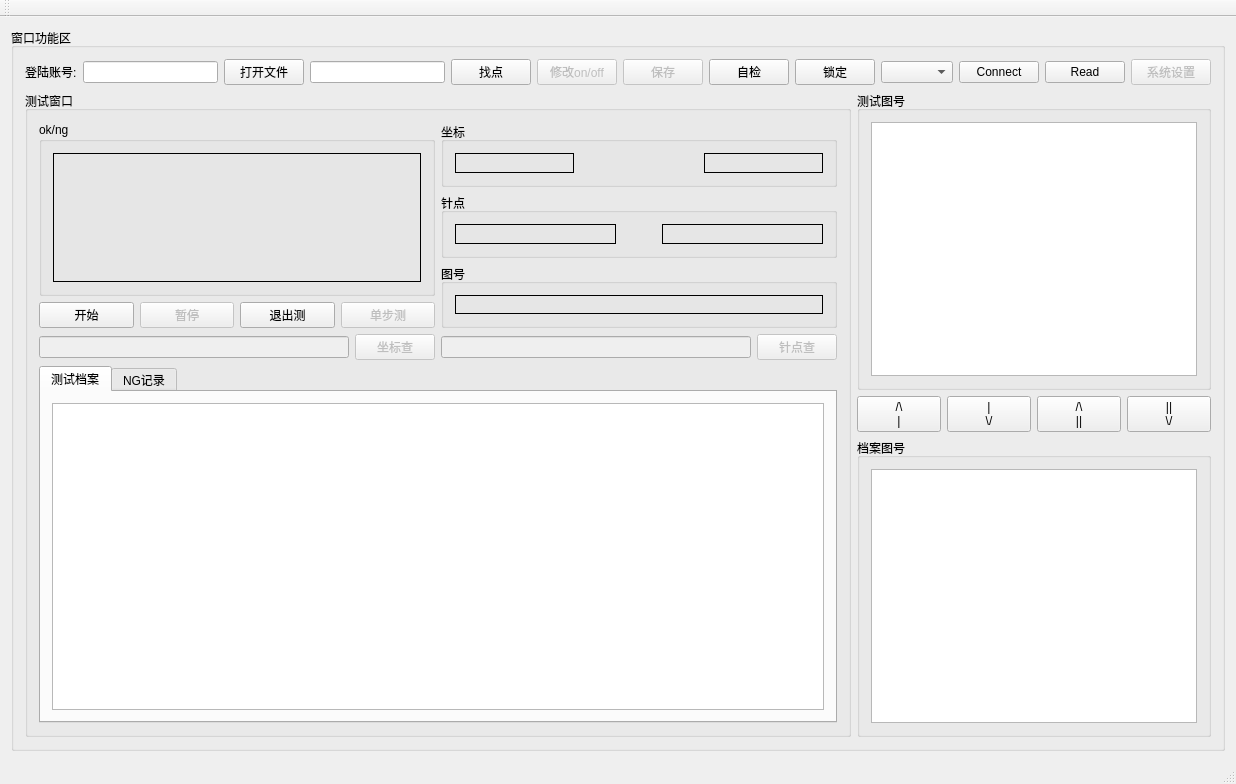
wymdrose/QIOTEST, file QIoTest/qiotest.ui: the form before one commit.
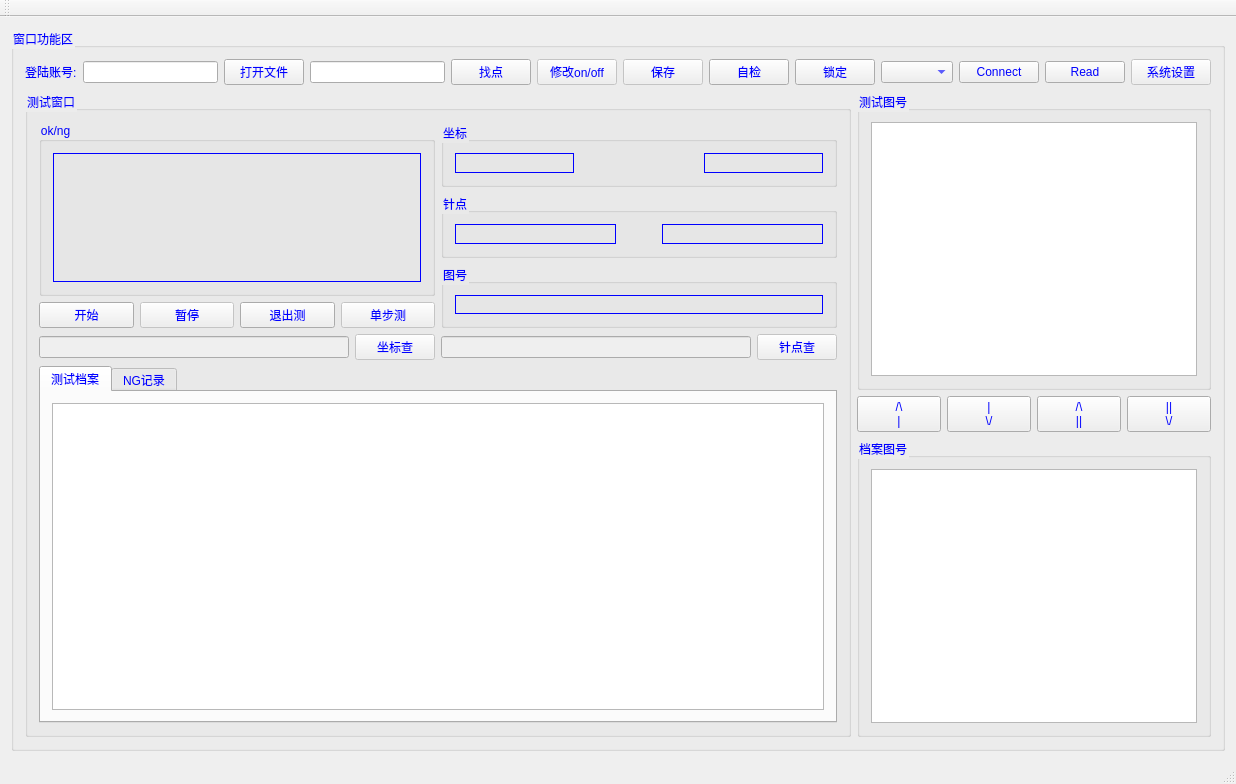
The form after the commit. Icons and pictures are not drawn.

Commit message: feat: add colors.

Patch:
```diff
--- a/QIoTest/qiotest.ui
+++ b/QIoTest/qiotest.ui
@@ -22,6 +22,9 @@
      <layout class="QGridLayout" name="gridLayout">
       <item row="0" column="0">
        <widget class="QGroupBox" name="groupBox">
+        <property name="styleSheet">
+         <string notr="true">color: rgb(0, 0, 255);</string>
+        </property>
         <property name="title">
          <string>窗口功能区</string>
         </property>
@@ -46,6 +49,9 @@
                        <layout class="QVBoxLayout" name="verticalLayout_2">
                         <item>
                          <widget class="QGroupBox" name="groupBox_4">
+                          <property name="styleSheet">
+                           <string notr="true">color: rgb(0, 0, 255);</string>
+                          </property>
                           <property name="title">
                            <string>ok/ng</string>
                           </property>
@@ -131,6 +137,9 @@
                        <layout class="QVBoxLayout" name="verticalLayout">
                         <item>
                          <widget class="QGroupBox" name="groupBox_5">
+                          <property name="styleSheet">
+                           <string notr="true">color: rgb(0, 0, 255);</string>
+                          </property>
                           <property name="title">
                            <string>坐标</string>
                           </property>
@@ -174,6 +183,9 @@
                         </item>
                         <item>
                          <widget class="QGroupBox" name="groupBox_6">
+                          <property name="styleSheet">
+                           <string notr="true">color: rgb(0, 0, 255);</string>
+                          </property>
                           <property name="title">
                            <string>针点</string>
                           </property>
@@ -223,6 +235,9 @@
                         </item>
                         <item>
                          <widget class="QGroupBox" name="groupBox_7">
+                          <property name="styleSheet">
+                           <string notr="true">color: rgb(0, 0, 255);</string>
+                          </property>
                           <property name="title">
                            <string>图号</string>
                           </property>
@@ -286,6 +301,9 @@
                   </item>
                   <item row="1" column="0">
                    <widget class="QTabWidget" name="tabWidget">
+                    <property name="styleSheet">
+                     <string notr="true">color: rgb(0, 0, 255);</string>
+                    </property>
                     <property name="currentIndex">
                      <number>0</number>
                     </property>
@@ -376,6 +394,9 @@
                </item>
                <item row="0" column="0">
                 <widget class="QGroupBox" name="groupBox_3">
+                 <property name="styleSheet">
+                  <string notr="true">color: rgb(0, 0, 255);</string>
+                 </property>
                  <property name="title">
                   <string>测试图号</string>
                  </property>
@@ -388,6 +409,9 @@
                </item>
                <item row="2" column="0">
                 <widget class="QGroupBox" name="groupBox_8">
+                 <property name="styleSheet">
+                  <string notr="true">color: rgb(0, 0, 255);</string>
+                 </property>
                  <property name="title">
                   <string>档案图号</string>
                  </property>
```
Left out of the diff: 14 changed lines with no effect on the pictures. The commit also changes 2 other files.
